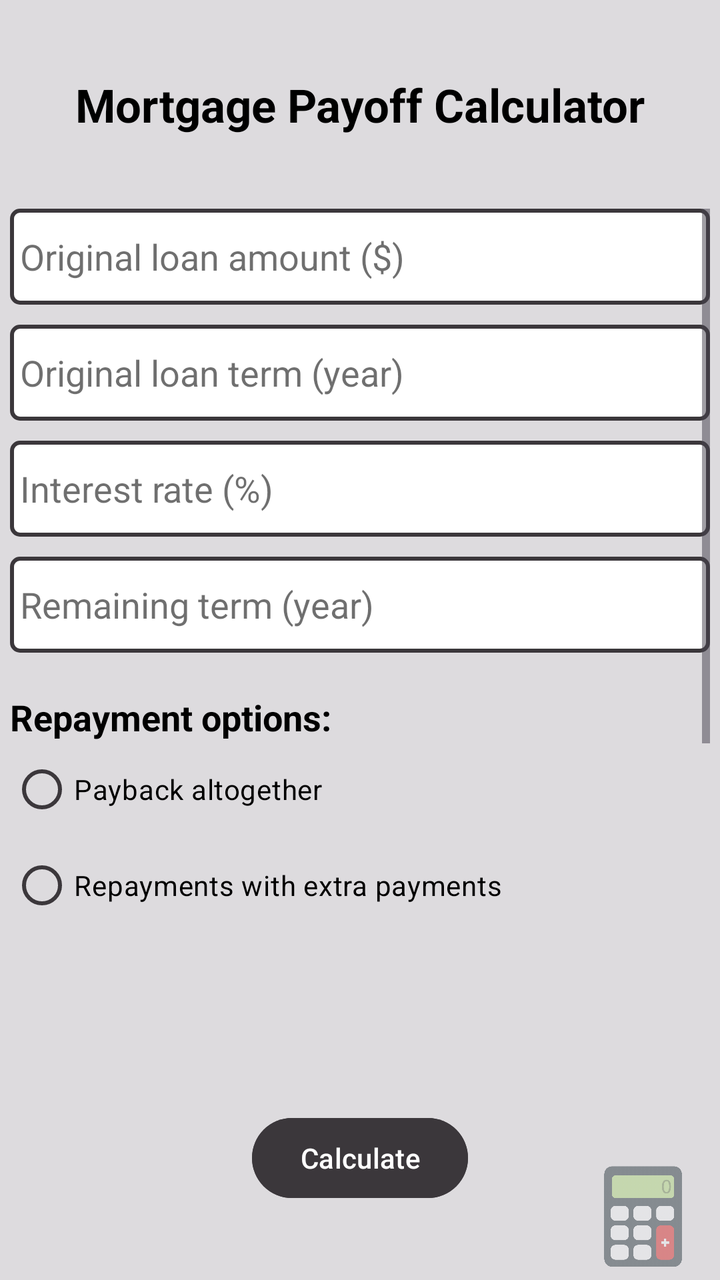
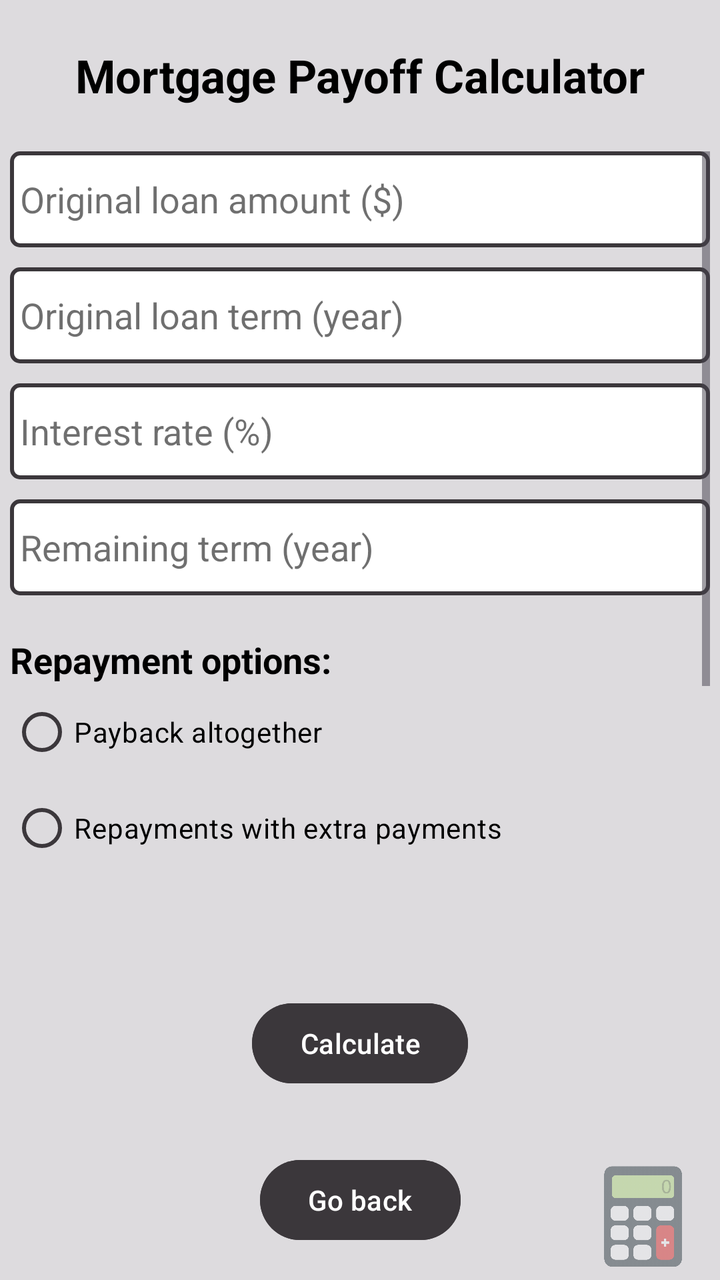

An Android layout rendered at two revisions. The XML below is the earlier revision; the diff shows what the commit changed to produce the second picture.
<!-- AndroidManifest.xml: application theme Theme.FinCal -->
<!-- res/layout/activity_category1_option3.xml -->
<?xml version="1.0" encoding="utf-8"?>
<androidx.constraintlayout.widget.ConstraintLayout xmlns:android="http://schemas.android.com/apk/res/android"
    xmlns:app="http://schemas.android.com/apk/res-auto"
    xmlns:tools="http://schemas.android.com/tools"
    android:id="@+id/main"
    android:layout_width="match_parent"
    android:layout_height="match_parent"
    android:background="@color/app_background"
    tools:context=".Category1Option3Activity">

    <TextView
        android:id="@+id/optionsTitle"
        android:layout_width="wrap_content"
        android:layout_height="wrap_content"
        android:gravity="center"
        android:text="@string/calc_mortgage_payoff"
        android:textColor="@color/text_primary"
        android:textSize="23sp"
        android:textStyle="bold"
        app:layout_constraintBottom_toTopOf="@id/scrollView"
        app:layout_constraintEnd_toEndOf="parent"
        app:layout_constraintStart_toStartOf="parent"
        app:layout_constraintTop_toTopOf="parent" />

    <ScrollView
        android:id="@+id/scrollView"
        android:layout_width="350dp"
        android:layout_height="350dp"
        app:layout_constraintBottom_toTopOf="@id/resultTextView"
        app:layout_constraintEnd_toEndOf="parent"
        app:layout_constraintStart_toStartOf="parent"
        app:layout_constraintTop_toBottomOf="@id/optionsTitle">

        <LinearLayout
            android:id="@+id/mortgageScrollView"
            android:layout_width="match_parent"
            android:layout_height="wrap_content"
            android:orientation="vertical">

            <EditText
                android:id="@+id/origLoanAmount"
                android:layout_width="match_parent"
                android:layout_height="48dp"
                android:layout_marginBottom="10dp"
                android:background="@drawable/edit_text_border"
                android:ems="10"
                android:gravity="center_vertical"
                android:hint="@string/original_loan_amount"
                android:importantForAutofill="no"
                android:inputType="numberDecimal"
                android:paddingStart="5dp"
                android:paddingEnd="5dp"
                android:textColor="@color/text_primary"
                android:textColorHint="@color/text_hint_color" />

            <EditText
                android:id="@+id/origLoanTerm"
                android:layout_width="match_parent"
                android:layout_height="48dp"
                android:layout_marginBottom="10dp"
                android:background="@drawable/edit_text_border"
                android:ems="10"
                android:gravity="center_vertical"
                android:hint="@string/original_loan_term"
                android:importantForAutofill="no"
                android:inputType="numberDecimal"
                android:paddingStart="5dp"
                android:paddingEnd="5dp"
                android:textColor="@color/text_primary"
                android:textColorHint="@color/text_hint_color" />

            <EditText
                android:id="@+id/interestRate"
                android:layout_width="match_parent"
                android:layout_height="48dp"
                android:layout_marginBottom="10dp"
                android:background="@drawable/edit_text_border"
                android:ems="10"
                android:gravity="center_vertical"
                android:hint="@string/interest_rate"
                android:importantForAutofill="no"
                android:inputType="numberDecimal"
                android:paddingStart="5dp"
                android:paddingEnd="5dp"
                android:textColor="@color/text_primary"
                android:textColorHint="@color/text_hint_color" />

            <EditText
                android:id="@+id/remainingTerm"
                android:layout_width="match_parent"
                android:layout_height="48dp"
                android:layout_marginBottom="10dp"
                android:background="@drawable/edit_text_border"
                android:ems="10"
                android:gravity="center_vertical"
                android:hint="@string/remaining_term"
                android:importantForAutofill="no"
                android:inputType="numberDecimal"
                android:paddingStart="5dp"
                android:paddingEnd="5dp"
                android:textColor="@color/text_primary"
                android:textColorHint="@color/text_hint_color" />

            <TextView
                android:id="@+id/action_bar_subtitle"
                android:layout_width="match_parent"
                android:layout_height="wrap_content"
                android:layout_marginTop="10dp"
                android:gravity="center_vertical"
                android:text="@string/repayment_options"
                android:textColor="@color/text_primary"
                android:textSize="18sp"
                android:textStyle="bold" />

            <RadioGroup
                android:id="@+id/repaymentRadioGroup"
                android:layout_width="match_parent"
                android:layout_height="wrap_content">

                <RadioButton
                    android:id="@+id/radioPaybackAltogether"
                    android:layout_width="match_parent"
                    android:layout_height="wrap_content"
                    android:text="@string/payback_altogether"
                    android:textColor="@color/text_primary"
                    app:buttonTint="@color/text_third" />

                <RadioButton
                    android:id="@+id/radioExtraPayment"
                    android:layout_width="match_parent"
                    android:layout_height="wrap_content"
                    android:text="@string/extra_monthly_payment"
                    android:textColor="@color/text_primary"
                    app:buttonTint="@color/text_third" />

                <LinearLayout
                    android:id="@+id/extraPaymentsContainer"
                    android:layout_width="match_parent"
                    android:layout_height="wrap_content"
                    android:orientation="vertical"
                    android:paddingStart="32dp"
                    android:paddingEnd="0dp"
                    android:visibility="gone"
                    tools:visibility="visible">

                    <EditText
                        android:id="@+id/perMonth"
                        android:layout_width="match_parent"
                        android:layout_height="48dp"
                        android:layout_marginBottom="5dp"
                        android:background="@drawable/edit_text_border"
                        android:ems="10"
                        android:gravity="center_vertical"
                        android:hint="@string/per_month"
                        android:importantForAutofill="no"
                        android:inputType="numberDecimal"
                        android:paddingStart="5dp"
                        android:paddingEnd="5dp"
                        android:text="@string/default_value_per_month"
                        android:textColor="@color/text_primary"
                        android:textColorHint="@color/text_hint_color" />

                    <EditText
                        android:id="@+id/perYear"
                        android:layout_width="match_parent"
                        android:layout_height="48dp"
                        android:layout_marginBottom="5dp"
                        android:background="@drawable/edit_text_border"
                        android:ems="10"
                        android:gravity="center_vertical"
                        android:hint="@string/per_year"
                        android:importantForAutofill="no"
                        android:inputType="numberDecimal"
                        android:paddingStart="5dp"
                        android:paddingEnd="5dp"
                        android:textColor="@color/text_primary"
                        android:textColorHint="@color/text_hint_color" />

                    <EditText
                        android:id="@+id/oneTimePay"
                        android:layout_width="match_parent"
                        android:layout_height="48dp"
                        android:layout_marginBottom="5dp"
                        android:background="@drawable/edit_text_border"
                        android:ems="10"
                        android:gravity="center_vertical"
                        android:hint="@string/one_time"
                        android:importantForAutofill="no"
                        android:inputType="numberDecimal"
                        android:paddingStart="5dp"
                        android:paddingEnd="5dp"
                        android:textColor="@color/text_primary"
                        android:textColorHint="@color/text_hint_color" />
                </LinearLayout>

                <RadioButton
                    android:id="@+id/radioBiweekly"
                    android:layout_width="match_parent"
                    android:layout_height="wrap_content"
                    android:text="@string/biweekly_payment"
                    android:textColor="@color/text_primary"
                    app:buttonTint="@color/text_third" />

                <RadioButton
                    android:id="@+id/radioNormal"
                    android:layout_width="match_parent"
                    android:layout_height="wrap_content"
                    android:checked="true"
                    android:text="@string/normal_repayment"
                    android:textColor="@color/text_primary"
                    app:buttonTint="@color/text_third" />

            </RadioGroup>

        </LinearLayout>

    </ScrollView>

    <TextView
        android:id="@+id/resultTextView"
        android:layout_width="wrap_content"
        android:layout_height="wrap_content"
        android:textColor="@color/text_primary"
        android:textSize="20sp"
        app:layout_constraintBottom_toTopOf="@id/calculateButton"
        app:layout_constraintEnd_toEndOf="parent"
        app:layout_constraintStart_toStartOf="parent"
        app:layout_constraintTop_toBottomOf="@id/scrollView" />

    <Button
        android:id="@+id/calculateButton"
        android:layout_width="wrap_content"
        android:layout_height="wrap_content"
        android:backgroundTint="@color/button_calculate"
        android:text="@string/calculate_button"
        android:textColor="@color/text_secondary"
        app:layout_constraintBottom_toBottomOf="parent"
        app:layout_constraintEnd_toEndOf="parent"
        app:layout_constraintStart_toStartOf="parent"
        app:layout_constraintTop_toBottomOf="@id/resultTextView" />

    <ImageView
        android:id="@+id/logo"
        android:layout_width="67dp"
        android:layout_height="73dp"
        android:layout_marginEnd="5dp"
        android:layout_marginBottom="-5dp"
        android:alpha=".5"
        android:importantForAccessibility="no"
        app:layout_constraintBottom_toBottomOf="parent"
        app:layout_constraintEnd_toEndOf="parent"
        app:srcCompat="@drawable/logo"
        tools:ignore="ImageContrastCheck,VisualLintBounds" />

</androidx.constraintlayout.widget.ConstraintLayout>
<!-- resources referenced by this layout -->
<resources>
  <color name="app_background">#DDDBDE</color>
  <color name="button_calculate">#3B373B</color>
  <color name="text_hint_color">#90000000</color>
  <color name="text_primary">#000000</color>
  <color name="text_secondary">#FFFFFFFF</color>
  <color name="text_third">#3B373B</color>
  <!-- drawable edit_text_border (drawable) -->
  <?xml version="1.0" encoding="utf-8"?>
  <shape xmlns:android="http://schemas.android.com/apk/res/android"
      android:shape="rectangle">
      <solid android:color="@color/white" />
      <stroke
          android:width="2dp"
          android:color="@color/text_third" />
      <corners android:radius="4dp" />
  </shape>
  <!-- drawable logo: png bitmap (drawable, 17765 bytes) -->
  <string name="biweekly_payment">Biweekly payment</string>
  <string name="calc_mortgage_payoff">Mortgage Payoff Calculator</string>
  <string name="calculate_button">Calculate</string>
  <string name="default_value_per_month">500</string>
  <string name="extra_monthly_payment">Repayments with extra payments</string>
  <string name="interest_rate">Interest rate (%)</string>
  <string name="normal_repayment">Normal repayment</string>
  <string name="one_time">one time ($)</string>
  <string name="original_loan_amount">Original loan amount ($)</string>
  <string name="original_loan_term">Original loan term (year)</string>
  <string name="payback_altogether">Payback altogether</string>
  <string name="per_month">per month ($)</string>
  <string name="per_year">per year ($)</string>
  <string name="remaining_term">Remaining term (year)</string>
  <string name="repayment_options">Repayment options:</string>
  <style name="Theme.FinCal" parent="Base.Theme.FinCal" />
  <color name="white">#FFFFFFFF</color>
  <style name="Base.Theme.FinCal" parent="Theme.Material3.DayNight.NoActionBar">
          
          <item name="colorPrimary">@color/button_navigation</item>
          <item name="android:windowBackground">@color/app_background</item>
          <item name="colorSurface">@color/app_background</item>
          <item name="colorOnSurface">@color/text_primary</item>
          <item name="android:textColorPrimary">@color/text_primary</item>
          <item name="colorSecondary">@color/button_navigation</item>
          <item name="colorOnPrimary">@color/app_background</item>
      </style>
  <color name="button_navigation">#3B373B</color>
</resources>

<!-- the commit's change to res/layout/activity_category1_option3.xml (unified diff, before → after) -->
@@ -231,13 +231,26 @@
         android:id="@+id/calculateButton"
         android:layout_width="wrap_content"
         android:layout_height="wrap_content"
+        android:layout_marginBottom="8dp"
         android:backgroundTint="@color/button_calculate"
         android:text="@string/calculate_button"
         android:textColor="@color/text_secondary"
+        app:layout_constraintBottom_toTopOf="@id/backButton"
+        app:layout_constraintEnd_toEndOf="parent"
+        app:layout_constraintStart_toStartOf="parent"
+        app:layout_constraintTop_toBottomOf="@id/resultTextView" />
+
+    <Button
+        android:id="@+id/backButton"
+        android:layout_width="wrap_content"
+        android:layout_height="wrap_content"
+        android:layout_marginBottom="16dp"
+        android:backgroundTint="@color/button_navigation"
+        android:text="@string/button_back"
+        android:textColor="@color/text_secondary"
         app:layout_constraintBottom_toBottomOf="parent"
         app:layout_constraintEnd_toEndOf="parent"
-        app:layout_constraintStart_toStartOf="parent"
-        app:layout_constraintTop_toBottomOf="@id/resultTextView" />
+        app:layout_constraintStart_toStartOf="parent" />
 
     <ImageView
         android:id="@+id/logo"
<!-- resource entries referenced after the edit -->
@@ -18,6 +18,7 @@
   </shape>
   <!-- drawable logo: png bitmap (drawable, 17765 bytes) -->
   <string name="biweekly_payment">Biweekly payment</string>
+  <string name="button_back">Go back</string>
   <string name="calc_mortgage_payoff">Mortgage Payoff Calculator</string>
   <string name="calculate_button">Calculate</string>
   <string name="default_value_per_month">500</string>
